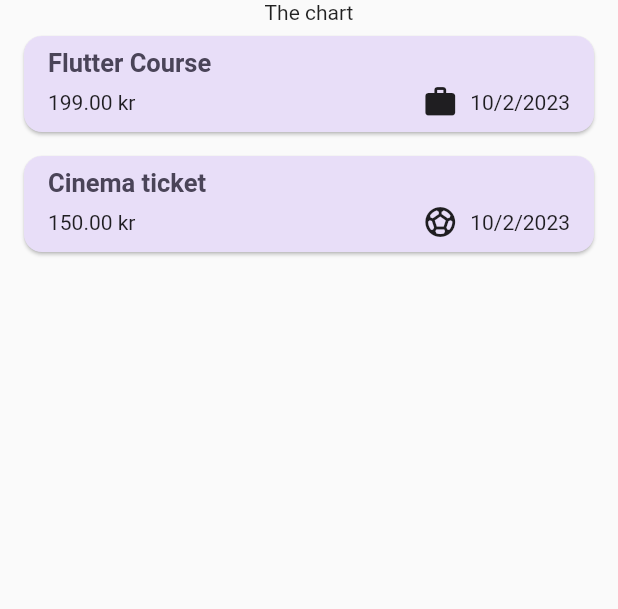
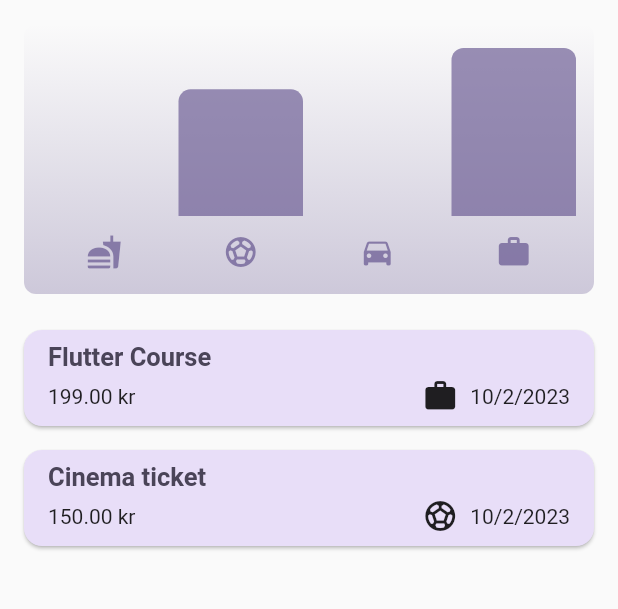
Before and after one commit to pahmel0/expense_tracker, a Flutter app: the screen it shows after launch, on a phone screen of 412 x 824 dp, the part 84-693 px from its top. Run offline on Flutter 3.47's test engine with Material 2 defaults, Android fonts, the phone set to English and light mode, and no system bars.

Commit message:
Added chart bar to show visual graph of all expense categories

```diff
--- /dev/null
+++ b/lib/widgets/chart/chart.dart
@@ -0,0 +1,95 @@
+import 'package:flutter/material.dart';
+
+import 'package:expense_tracker/widgets/chart/chart_bar.dart';
+import 'package:expense_tracker/models/expense.dart';
+
+class Chart extends StatelessWidget {
+  const Chart({super.key, required this.expenses});
+
+  final List<Expense> expenses;
+
+  List<ExpenseBucket> get buckets {
+    return [
+      ExpenseBucket.forCategory(expenses, Category.food),
+      ExpenseBucket.forCategory(expenses, Category.leisure),
+      ExpenseBucket.forCategory(expenses, Category.transportation),
+      ExpenseBucket.forCategory(expenses, Category.work),
+    ];
+  }
+
+  double get maxTotalExpense {
+    double maxTotalExpense = 0;
+
+    for (final bucket in buckets) {
+      if (bucket.totalExpenses > maxTotalExpense) {
+        maxTotalExpense = bucket.totalExpenses;
+      }
+    }
+
+    return maxTotalExpense;
+  }
+
+  @override
+  Widget build(BuildContext context) {
+    final isDarkMode =
+        MediaQuery.of(context).platformBrightness == Brightness.dark;
+    return Container(
+      margin: const EdgeInsets.all(16),
+      padding: const EdgeInsets.symmetric(
+        vertical: 16,
+        horizontal: 8,
+      ),
+      width: double.infinity,
+      height: 180,
+      decoration: BoxDecoration(
+        borderRadius: BorderRadius.circular(8),
+        gradient: LinearGradient(
+          colors: [
+            Theme.of(context).colorScheme.primary.withOpacity(0.3),
+            Theme.of(context).colorScheme.primary.withOpacity(0.0)
+          ],
+          begin: Alignment.bottomCenter,
+          end: Alignment.topCenter,
+        ),
+      ),
+      child: Column(
+        children: [
+          Expanded(
+            child: Row(
+              crossAxisAlignment: CrossAxisAlignment.end,
+              children: [
+                for (final bucket in buckets) // alternative to map()
+                  ChartBar(
+                    fill: bucket.totalExpenses == 0
+                        ? 0
+                        : bucket.totalExpenses / maxTotalExpense,
+                  )
+              ],
+            ),
+          ),
+          const SizedBox(height: 12),
+          Row(
+            children: buckets
+                .map(
+                  (bucket) => Expanded(
+                    child: Padding(
+                      padding: const EdgeInsets.symmetric(horizontal: 4),
+                      child: Icon(
+                        categoryIcons[bucket.category],
+                        color: isDarkMode
+                            ? Theme.of(context).colorScheme.secondary
+                            : Theme.of(context)
+                                .colorScheme
+                                .primary
+                                .withOpacity(0.7),
+                      ),
+                    ),
+                  ),
+                )
+                .toList(),
+          )
+        ],
+      ),
+    );
+  }
+}
--- /dev/null
+++ b/lib/widgets/chart/chart_bar.dart
@@ -0,0 +1,34 @@
+import 'package:flutter/material.dart';
+
+class ChartBar extends StatelessWidget {
+  const ChartBar({
+    super.key,
+    required this.fill,
+  });
+
+  final double fill;
+
+  @override
+  Widget build(BuildContext context) {
+    final isDarkMode =
+        MediaQuery.of(context).platformBrightness == Brightness.dark;
+    return Expanded(
+      child: Padding(
+        padding: const EdgeInsets.symmetric(horizontal: 4),
+        child: FractionallySizedBox(
+          heightFactor: fill,
+          child: DecoratedBox(
+            decoration: BoxDecoration(
+              shape: BoxShape.rectangle,
+              borderRadius:
+                  const BorderRadius.vertical(top: Radius.circular(8)),
+              color: isDarkMode
+                  ? Theme.of(context).colorScheme.secondary
+                  : Theme.of(context).colorScheme.primary.withOpacity(0.65),
+            ),
+          ),
+        ),
+      ),
+    );
+  }
+}
--- a/lib/widgets/expenses.dart
+++ b/lib/widgets/expenses.dart
@@ -1,3 +1,4 @@
+import 'package:expense_tracker/widgets/chart/chart.dart';
 import 'package:expense_tracker/widgets/new_expense.dart';
 import 'package:flutter/material.dart';
 import 'package:expense_tracker/models/expense.dart';
@@ -87,7 +88,7 @@ class _ExpensesState extends State<Expenses> {
       ),
       body: Column(
         children: [
-          const Text('The chart'),
+          Chart(expenses: _registeredExpenses),
           Expanded(
             child: mainContent,
           ),
```
